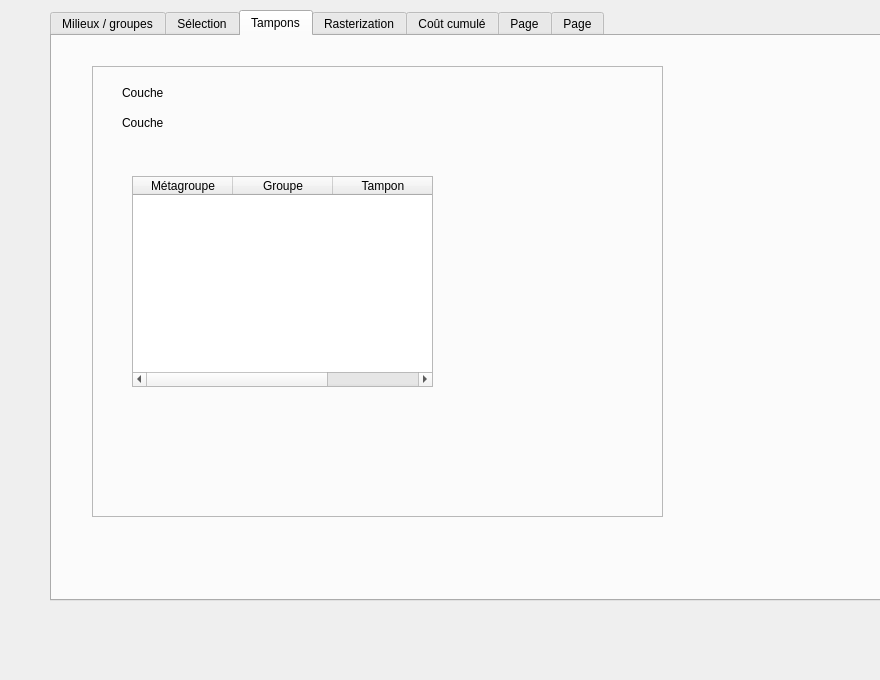
MathieuChailloux/BioDispersal, file eco_cont_dialog_base.ui: the form before one commit.
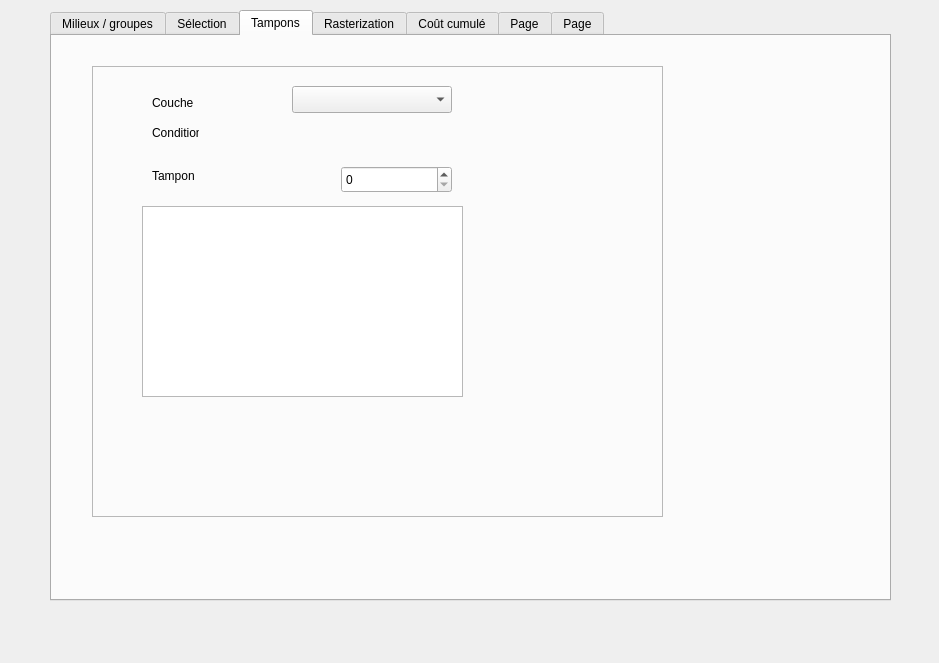
The form after the commit. The open tabs and pages were chosen to show the change. Custom widgets are drawn as their Qt base class.

Commit message: Rasterization working with DictModel/View. First attempt for responsive UI. Buffer tab widgets created

Diff of the .ui file:
```diff
--- a/eco_cont_dialog_base.ui
+++ b/eco_cont_dialog_base.ui
@@ -6,8 +6,8 @@
    <rect>
     <x>0</x>
     <y>0</y>
-    <width>880</width>
-    <height>680</height>
+    <width>939</width>
+    <height>663</height>
    </rect>
   </property>
   <property name="windowTitle">
@@ -396,8 +396,8 @@
      <widget class="QLabel" name="label_13">
       <property name="geometry">
        <rect>
-        <x>30</x>
-        <y>20</y>
+        <x>60</x>
+        <y>30</y>
         <width>47</width>
         <height>13</height>
        </rect>
@@ -409,40 +409,74 @@
      <widget class="QLabel" name="label_14">
       <property name="geometry">
        <rect>
-        <x>30</x>
-        <y>50</y>
+        <x>60</x>
+        <y>60</y>
         <width>47</width>
         <height>13</height>
        </rect>
       </property>
       <property name="text">
-       <string>Couche</string>
+       <string>Condition</string>
       </property>
      </widget>
-     <widget class="QTableWidget" name="tableWidget">
+     <widget class="QTableView" name="bufferView">
       <property name="geometry">
        <rect>
-        <x>40</x>
-        <y>110</y>
-        <width>301</width>
-        <height>211</height>
+        <x>50</x>
+        <y>140</y>
+        <width>321</width>
+        <height>191</height>
        </rect>
       </property>
-      <column>
-       <property name="text">
-        <string>Métagroupe</string>
-       </property>
-      </column>
-      <column>
-       <property name="text">
-        <string>Groupe</string>
-       </property>
-      </column>
-      <column>
-       <property name="text">
-        <string>Tampon</string>
-       </property>
-      </column>
+     </widget>
+     <widget class="QgsMapLayerComboBox" name="bufferMapLayer">
+      <property name="geometry">
+       <rect>
+        <x>200</x>
+        <y>20</y>
+        <width>160</width>
+        <height>27</height>
+       </rect>
+      </property>
+     </widget>
+     <widget class="QgsFieldExpressionWidget" name="bufferCondition">
+      <property name="geometry">
+       <rect>
+        <x>160</x>
+        <y>60</y>
+        <width>200</width>
+        <height>27</height>
+       </rect>
+      </property>
+     </widget>
+     <widget class="QgsSpinBox" name="bufferValue">
+      <property name="geometry">
+       <rect>
+        <x>249</x>
+        <y>100</y>
+        <width>111</width>
+        <height>27</height>
+       </rect>
+      </property>
+      <property name="minimum">
+       <number>0</number>
+      </property>
+      <property name="maximum">
+       <number>999</number>
+      </property>
+     </widget>
+     <widget class="QLabel" name="label_30">
+      <property name="geometry">
+       <rect>
+        <x>60</x>
+        <y>100</y>
+        <width>46</width>
+        <height>20</height>
+       </rect>
+      </property>
+      <property name="text">
+       <string>Tampon</string>
+      </property>
      </widget>
     </widget>
    </widget>
```
Left out of the diff: 84 changed lines with no effect on the pictures. The commit also changes 8 other files.
